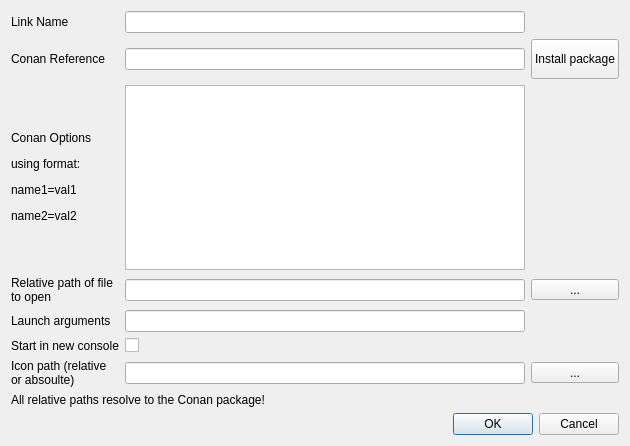
Above: src/conan_app_launcher/ui/views/app_grid/dialogs/app_edit_dialog.ui from goszpeti/conan_explorer before the change. Below: the same form after it.
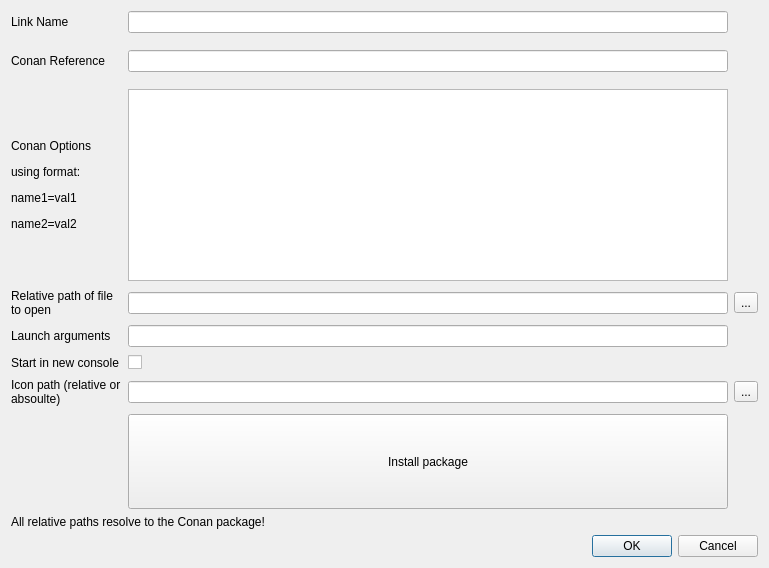
That is the form after the change. Custom widgets are drawn as their Qt base class.

```diff
--- a/src/conan_app_launcher/ui/views/app_grid/dialogs/app_edit_dialog.ui
+++ b/src/conan_app_launcher/ui/views/app_grid/dialogs/app_edit_dialog.ui
@@ -6,8 +6,8 @@
    <rect>
     <x>0</x>
     <y>0</y>
-    <width>626</width>
-    <height>446</height>
+    <width>769</width>
+    <height>568</height>
    </rect>
   </property>
   <property name="sizePolicy">
@@ -24,10 +24,58 @@
   </property>
   <layout class="QVBoxLayout" name="verticalLayout">
    <item>
-    <layout class="QGridLayout" name="edit_grid" rowstretch="1,1,0,0,0,0,0" columnstretch="0,1,0">
+    <layout class="QGridLayout" name="edit_grid" rowstretch="1,1,0,0,0,0,0,0" columnstretch="0,1,0">
      <property name="sizeConstraint">
       <enum>QLayout::SetMinAndMaxSize</enum>
      </property>
+     <property name="verticalSpacing">
+      <number>8</number>
+     </property>
+     <item row="1" column="1">
+      <widget class="ConanRefLineEdit" name="conan_ref_line_edit">
+       <property name="sizePolicy">
+        <sizepolicy hsizetype="Expanding" vsizetype="Fixed">
+         <horstretch>0</horstretch>
+         <verstretch>0</verstretch>
+        </sizepolicy>
+       </property>
+       <property name="minimumSize">
+        <size>
+         <width>400</width>
+         <height>0</height>
+        </size>
+       </property>
+      </widget>
+     </item>
+     <item row="6" column="1">
+      <widget class="QLineEdit" name="icon_line_edit"/>
+     </item>
+     <item row="4" column="1">
+      <widget class="QLineEdit" name="args_line_edit">
+       <property name="sizePolicy">
+        <sizepolicy hsizetype="MinimumExpanding" vsizetype="Fixed">
+         <horstretch>0</horstretch>
+         <verstretch>0</verstretch>
+        </sizepolicy>
+       </property>
+       <property name="text">
+        <string/>
+       </property>
+      </widget>
+     </item>
+     <item row="3" column="1">
+      <widget class="QLineEdit" name="execpath_line_edit"/>
+     </item>
+     <item row="3" column="0">
+      <widget class="QLabel" name="execpath_label">
+       <property name="text">
+        <string>Relative path of file to open</string>
+       </property>
+       <property name="wordWrap">
+        <bool>true</bool>
+       </property>
+      </widget>
+     </item>
      <item row="2" column="1">
       <widget class="QTextEdit" name="conan_opts_text_edit">
        <property name="sizePolicy">
@@ -36,15 +84,60 @@
          <verstretch>0</verstretch>
         </sizepolicy>
        </property>
+       <property name="minimumSize">
+        <size>
+         <width>600</width>
+         <height>0</height>
+        </size>
+       </property>
        <property name="autoFormatting">
         <set>QTextEdit::AutoNone</set>
        </property>
        <property name="html">
         <string>&lt;!DOCTYPE HTML PUBLIC &quot;-//W3C//DTD HTML 4.0//EN&quot; &quot;http://www.w3.org/TR/REC-html40/strict.dtd&quot;&gt;
-&lt;html&gt;&lt;head&gt;&lt;meta name=&quot;qrichtext&quot; content=&quot;1&quot; /&gt;&lt;style type=&quot;text/css&quot;&gt;
+&lt;html&gt;&lt;head&gt;&lt;meta name=&quot;qrichtext&quot; content=&quot;1&quot; /&gt;&lt;meta charset=&quot;utf-8&quot; /&gt;&lt;style type=&quot;text/css&quot;&gt;
 p, li { white-space: pre-wrap; }
-&lt;/style&gt;&lt;/head&gt;&lt;body style=&quot; font-family:'MS Shell Dlg 2'; font-size:7.875pt; font-weight:400; font-style:normal;&quot;&gt;
-&lt;p style=&quot;-qt-paragraph-type:empty; margin-top:0px; margin-bottom:0px; margin-left:0px; margin-right:0px; -qt-block-indent:0; text-indent:0px;&quot;&gt;&lt;br /&gt;&lt;/p&gt;&lt;/body&gt;&lt;/html&gt;</string>
+hr { height: 1px; border-width: 0; }
+li.unchecked::marker { content: &quot;\2610&quot;; }
+li.checked::marker { content: &quot;\2612&quot;; }
+&lt;/style&gt;&lt;/head&gt;&lt;body style=&quot; font-family:'Segoe UI'; font-size:9pt; font-weight:400; font-style:normal;&quot;&gt;
+&lt;p style=&quot;-qt-paragraph-type:empty; margin-top:0px; margin-bottom:0px; margin-left:0px; margin-right:0px; -qt-block-indent:0; text-indent:0px; font-family:'MS Shell Dlg 2'; font-size:7.875pt;&quot;&gt;&lt;br /&gt;&lt;/p&gt;&lt;/body&gt;&lt;/html&gt;</string>
+       </property>
+      </widget>
+     </item>
+     <item row="0" column="1">
+      <widget class="QLineEdit" name="name_line_edit">
+       <property name="minimumSize">
+        <size>
+         <width>500</width>
+         <height>0</height>
+        </size>
+       </property>
+      </widget>
+     </item>
+     <item row="6" column="0">
+      <widget class="QLabel" name="icon_label">
+       <property name="text">
+        <string>Icon path (relative or absoulte)</string>
+       </property>
+       <property name="textFormat">
+        <enum>Qt::RichText</enum>
+       </property>
+       <property name="wordWrap">
+        <bool>true</bool>
+       </property>
+      </widget>
+     </item>
+     <item row="6" column="2">
+      <widget class="QToolButton" name="icon_browse_button">
+       <property name="sizePolicy">
+        <sizepolicy hsizetype="MinimumExpanding" vsizetype="Fixed">
+         <horstretch>0</horstretch>
+         <verstretch>0</verstretch>
+        </sizepolicy>
+       </property>
+       <property name="text">
+        <string>...</string>
        </property>
       </widget>
      </item>
@@ -61,29 +154,17 @@
        </property>
       </widget>
      </item>
-     <item row="3" column="1">
-      <widget class="QLineEdit" name="exec_path_line_edit"/>
-     </item>
-     <item row="3" column="0">
-      <widget class="QLabel" name="exec_path_label">
+     <item row="4" column="0">
+      <widget class="QLabel" name="args_label">
        <property name="text">
-        <string>Relative path of file to open</string>
-       </property>
-       <property name="wordWrap">
-        <bool>true</bool>
+        <string>Launch arguments</string>
        </property>
       </widget>
      </item>
-     <item row="6" column="2">
-      <widget class="QToolButton" name="icon_browse_button">
-       <property name="sizePolicy">
-        <sizepolicy hsizetype="MinimumExpanding" vsizetype="Fixed">
-         <horstretch>0</horstretch>
-         <verstretch>0</verstretch>
-        </sizepolicy>
-       </property>
+     <item row="5" column="0">
+      <widget class="QLabel" name="is_console_app_label">
        <property name="text">
-        <string>...</string>
+        <string>Start in new console</string>
        </property>
       </widget>
      </item>
@@ -103,38 +184,6 @@
        </property>
       </widget>
      </item>
-     <item row="1" column="2">
-      <widget class="QPushButton" name="install_button">
-       <property name="sizePolicy">
-        <sizepolicy hsizetype="Minimum" vsizetype="MinimumExpanding">
-         <horstretch>0</horstretch>
-         <verstretch>0</verstretch>
-        </sizepolicy>
-       </property>
-       <property name="text">
-        <string>Install package</string>
-       </property>
-       <property name="flat">
-        <bool>false</bool>
-       </property>
-      </widget>
-     </item>
-     <item row="6" column="1">
-      <widget class="QLineEdit" name="icon_line_edit"/>
-     </item>
-     <item row="0" column="1">
-      <widget class="QLineEdit" name="name_line_edit"/>
-     </item>
-     <item row="0" column="0">
-      <widget class="QLabel" name="name_label">
-       <property name="text">
-        <string>Link Name</string>
-       </property>
-       <property name="wordWrap">
-        <bool>true</bool>
-       </property>
-      </widget>
-     </item>
      <item row="1" column="0">
       <widget class="QLabel" name="conan_ref_label">
        <property name="sizePolicy">
@@ -157,59 +206,6 @@
        </property>
       </widget>
      </item>
-     <item row="5" column="0">
-      <widget class="QLabel" name="is_console_app_label">
-       <property name="text">
-        <string>Start in new console</string>
-       </property>
-      </widget>
-     </item>
-     <item row="1" column="1">
-      <widget class="ConanRefLineEdit" name="conan_ref_line_edit">
-       <property name="sizePolicy">
-        <sizepolicy hsizetype="Expanding" vsizetype="Fixed">
-         <horstretch>0</horstretch>
-         <verstretch>0</verstretch>
-        </sizepolicy>
-       </property>
-       <property name="minimumSize">
-        <size>
-         <width>400</width>
-         <height>0</height>
-        </size>
-       </property>
-      </widget>
-     </item>
-     <item row="4" column="0">
-      <widget class="QLabel" name="args_label">
-       <property name="text">
-        <string>Launch arguments</string>
-       </property>
-      </widget>
-     </item>
-     <item row="4" column="1">
-      <widget class="QLineEdit" name="args_line_edit">
-       <property name="sizePolicy">
-        <sizepolicy hsizetype="Expanding" vsizetype="MinimumExpanding">
-         <horstretch>0</horstretch>
-         <verstretch>0</verstretch>
-        </sizepolicy>
-       </property>
-      </widget>
-     </item>
-     <item row="6" column="0">
-      <widget class="QLabel" name="icon_label">
-       <property name="text">
-        <string>Icon path (relative or absoulte)</string>
-       </property>
-       <property name="textFormat">
-        <enum>Qt::RichText</enum>
-       </property>
-       <property name="wordWrap">
-        <bool>true</bool>
-       </property>
-      </widget>
-     </item>
      <item row="5" column="1">
       <widget class="QCheckBox" name="is_console_app_checkbox">
        <property name="text">
@@ -217,6 +213,32 @@
        </property>
       </widget>
      </item>
+     <item row="0" column="0">
+      <widget class="QLabel" name="name_label">
+       <property name="text">
+        <string>Link Name</string>
+       </property>
+       <property name="wordWrap">
+        <bool>true</bool>
+       </property>
+      </widget>
+     </item>
+     <item row="7" column="1">
+      <widget class="QPushButton" name="install_button">
+       <property name="sizePolicy">
+        <sizepolicy hsizetype="Minimum" vsizetype="MinimumExpanding">
+         <horstretch>0</horstretch>
+         <verstretch>0</verstretch>
+        </sizepolicy>
+       </property>
+       <property name="text">
+        <string>Install package</string>
+       </property>
+       <property name="flat">
+        <bool>false</bool>
+       </property>
+      </widget>
+     </item>
     </layout>
    </item>
    <item>
@@ -234,6 +256,12 @@
        <verstretch>1</verstretch>
       </sizepolicy>
      </property>
+     <property name="minimumSize">
+      <size>
+       <width>0</width>
+       <height>0</height>
+      </size>
+     </property>
      <property name="orientation">
       <enum>Qt::Horizontal</enum>
      </property>
@@ -245,6 +273,11 @@
   </layout>
  </widget>
  <customwidgets>
+  <customwidget>
+   <class>AnimatedToggle</class>
+   <extends>QCheckBox</extends>
+   <header>conan_app_launcher.ui.widgets.h</header>
+  </customwidget>
   <customwidget>
    <class>ConanRefLineEdit</class>
    <extends>QLineEdit</extends>
```
Left out of the diff: 2 changed lines with no effect on the pictures.
